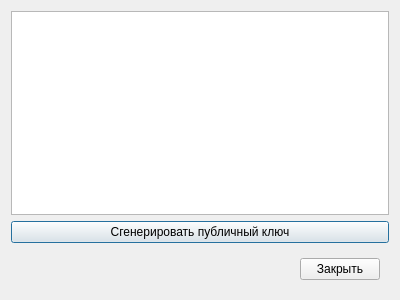
Above: gui/src/dialogs/publickeydialog.ui from sqglobe/SecureDialogues before the change. Below: the same form after it.
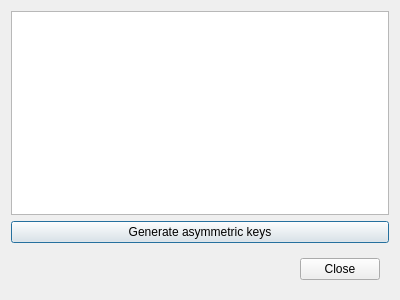
That is the form after the change. Icons and pictures are not drawn.

```diff
--- a/gui/src/dialogs/publickeydialog.ui
+++ b/gui/src/dialogs/publickeydialog.ui
@@ -37,7 +37,7 @@
    <item>
     <widget class="QPushButton" name="generatePublickKey">
      <property name="text">
-      <string>Сгенерировать публичный ключ</string>
+      <string>Generate asymmetric keys</string>
      </property>
     </widget>
    </item>
@@ -60,7 +60,7 @@
       <item>
        <widget class="QPushButton" name="closeDialog">
         <property name="text">
-         <string>Закрыть</string>
+         <string>Close</string>
         </property>
        </widget>
       </item>
```
Left out of the diff: 2 changed lines with no effect on the pictures.
